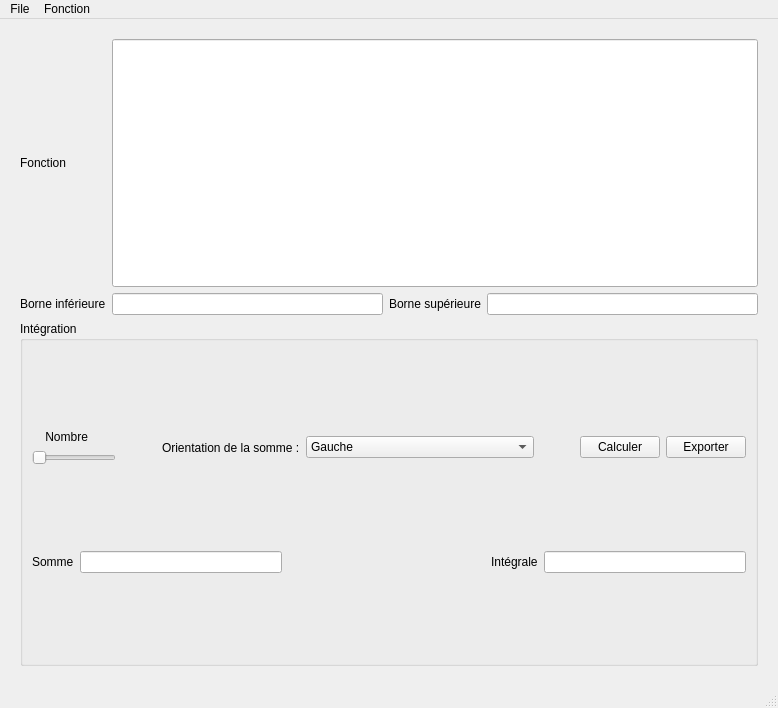
Above: ui/mainWindow.ui from LucaSaricaLangevin/TP2-Luca-Steven before the change. Below: the same form after it.
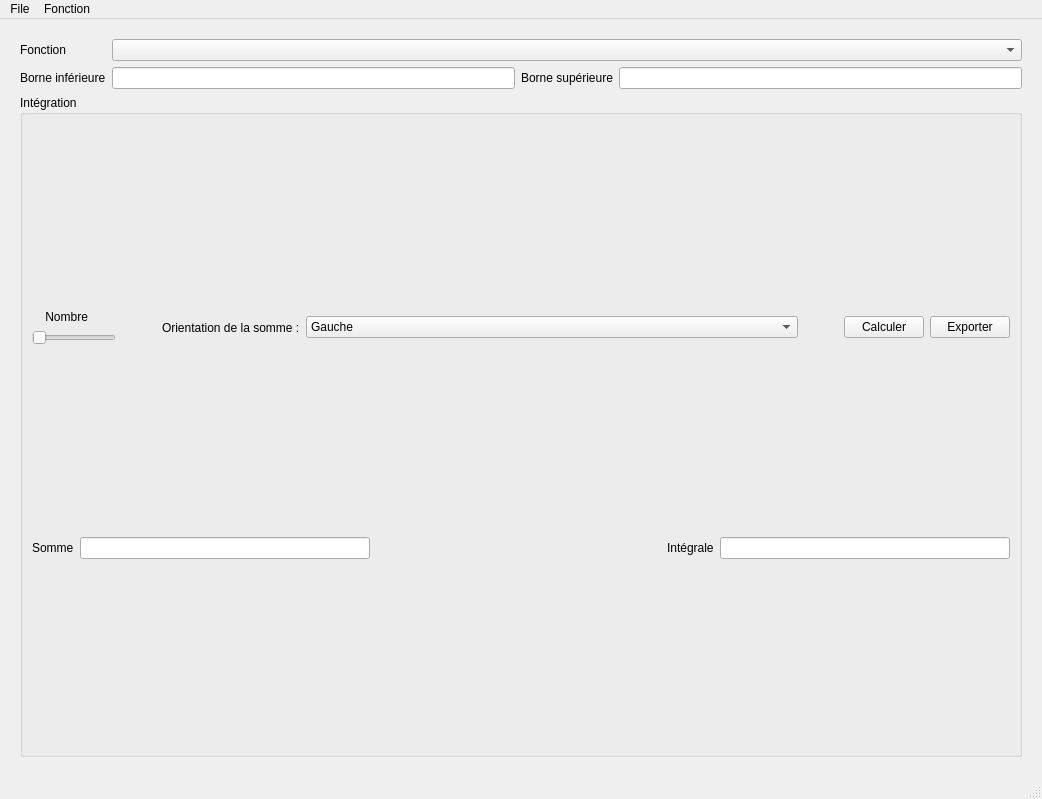
That is the form after the change.

Commit message: Changement du lineEdit de la fonction pour un combobox

What changed in the file:
```diff
--- a/ui/mainWindow.ui
+++ b/ui/mainWindow.ui
@@ -6,8 +6,8 @@
    <rect>
     <x>0</x>
     <y>0</y>
-    <width>778</width>
-    <height>708</height>
+    <width>1042</width>
+    <height>799</height>
    </rect>
   </property>
   <property name="windowTitle">
@@ -59,14 +59,7 @@
          </widget>
         </item>
         <item row="1" column="1" colspan="3">
-         <widget class="QLineEdit" name="functionLineEdit">
-          <property name="sizePolicy">
-           <sizepolicy hsizetype="MinimumExpanding" vsizetype="Minimum">
-            <horstretch>0</horstretch>
-            <verstretch>0</verstretch>
-           </sizepolicy>
-          </property>
-         </widget>
+         <widget class="QComboBox" name="functionComboBox"/>
         </item>
        </layout>
       </item>
@@ -215,7 +208,7 @@
     <rect>
      <x>0</x>
      <y>0</y>
-     <width>778</width>
+     <width>1042</width>
      <height>38</height>
     </rect>
    </property>
```
The commit also changes 6 other files.
